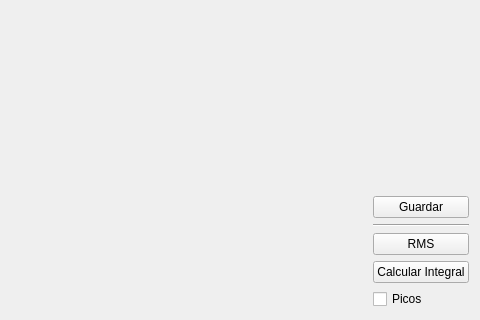
This is Luis/uiFiles/grafica.ui in luisguariglia/Proyecto-Tip-LIBiAM as Qt 5 draws it before an edit; both pictures show x 428 to 908 and y 344 to 664 of the 908 by 664 pixel window. The edited form follows.
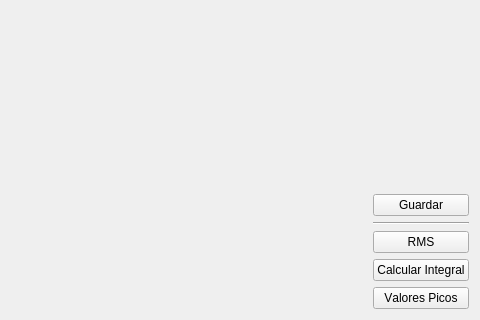
This is the edited form.

Commit message: picos en grafica fijos y con valores

What changed in the file:
```diff
--- a/Luis/uiFiles/grafica.ui
+++ b/Luis/uiFiles/grafica.ui
@@ -150,9 +150,9 @@
       </widget>
      </item>
      <item>
-      <widget class="QCheckBox" name="checkBox">
+      <widget class="QPushButton" name="pushButtonPicos">
        <property name="text">
-        <string>Picos</string>
+        <string>Valores Picos</string>
        </property>
       </widget>
      </item>
```
The commit also changes 3 other files.
